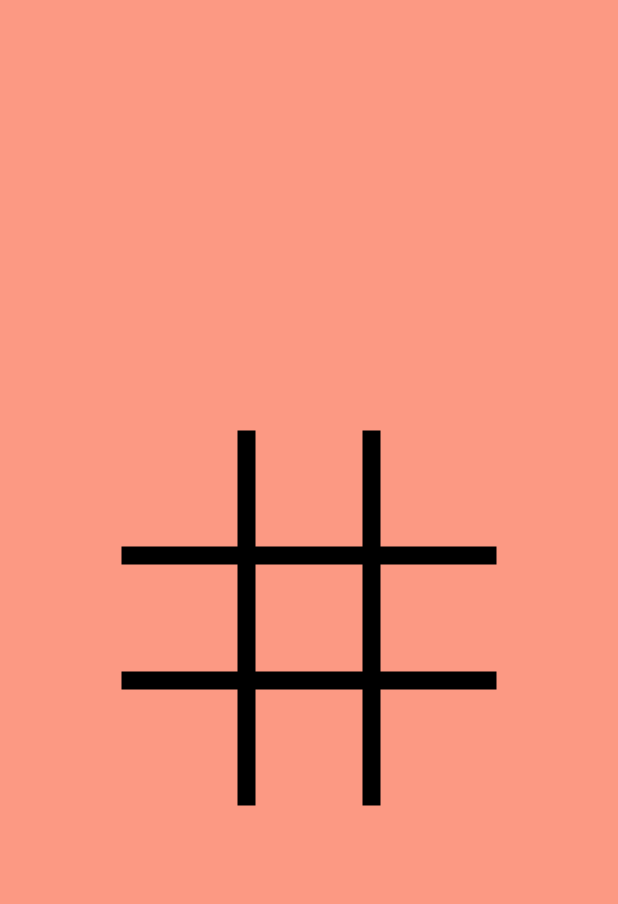
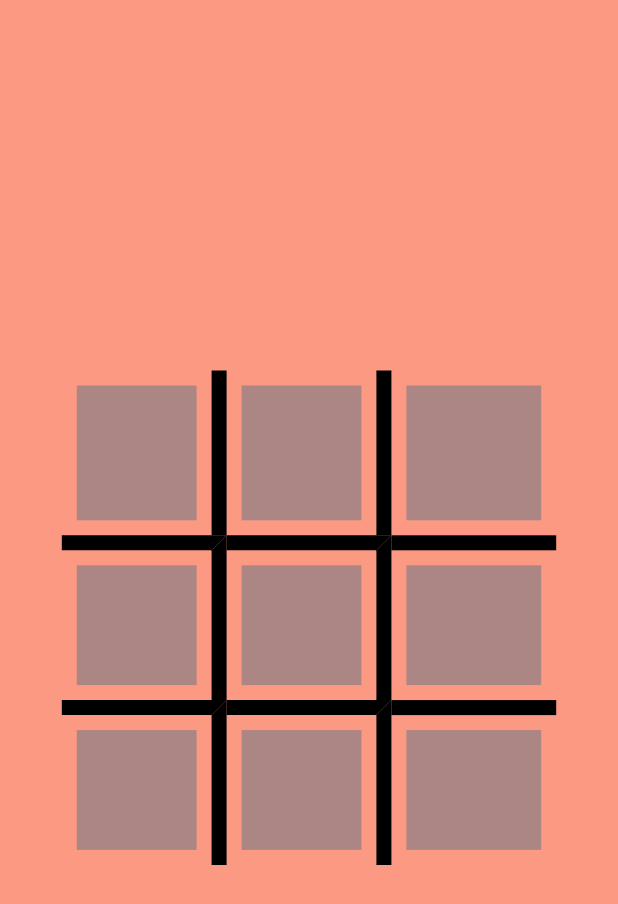
Before and after one commit to essamalrawi/fun_time, a Flutter app: the TicTacToeView screen opened by its route, on a phone screen of 412 x 824 dp. Shown: the top 904 px of the screen. Run offline on Flutter 3.47's test engine with Material 3 defaults, Android fonts, the phone set to English and light mode, and no system bars; our stand-ins replace firebase_core, font_awesome_flutter; accounts and stored records are empty.

Commit message:
part 1  tic tac toe view

```diff
--- a/lib/features/xo/presentation/views/widgets/tic_tac_toe_view_body.dart
+++ b/lib/features/xo/presentation/views/widgets/tic_tac_toe_view_body.dart
@@ -9,37 +9,54 @@ class TicTacToeViewBody extends StatelessWidget {
       mainAxisAlignment: MainAxisAlignment.center,
       children: [
         Center(
-            child: Stack(
-          children: [
-            CustomPaint(
-              size: Size(250, 250),
-              painter: GridPainter(),
+          child: SizedBox(
+            width: MediaQuery.sizeOf(context).width * 0.8,
+            height: 330,
+            child: GridView.count(
+              crossAxisCount: 3,
+              shrinkWrap: true,
+              physics: NeverScrollableScrollPhysics(),
+              children: List.generate(9, (index) {
+                const double borderWidth = 10.0;
+
+                Border border = Border(
+                  top: index >= 3
+                      ? const BorderSide(
+                          color: Colors.black, width: borderWidth)
+                      : BorderSide.none,
+                  right: index % 3 != 2
+                      ? const BorderSide(
+                          color: Colors.black, width: borderWidth)
+                      : BorderSide.none,
+                );
+
+                return Container(
+                  decoration: BoxDecoration(
+                    border: border,
+                  ),
+                  child: XContainerTTicTacToe(),
+                );
+              }),
             ),
-          ],
-        ))
+          ),
+        ),
       ],
     );
   }
 }
 
-class GridPainter extends CustomPainter {
-  @override
-  void paint(Canvas canvas, Size size) {
-    final paint = Paint()
-      ..color = Colors.black
-      ..strokeWidth = 12.0
-      ..style = PaintingStyle.stroke;
-
-    double third = size.width / 3;
-
-    canvas.drawLine(Offset(third, 0), Offset(third, size.height), paint);
-    canvas.drawLine(
-        Offset(2 * third, 0), Offset(2 * third, size.height), paint);
-
-    canvas.drawLine(Offset(0, third), Offset(size.width, third), paint);
-    canvas.drawLine(Offset(0, 2 * third), Offset(size.width, 2 * third), paint);
-  }
+class XContainerTTicTacToe extends StatelessWidget {
+  const XContainerTTicTacToe({super.key});
 
   @override
-  bool shouldRepaint(CustomPainter oldDelegate) => false;
+  Widget build(BuildContext context) {
+    return Padding(
+      padding: EdgeInsets.all(10),
+      child: Container(
+        width: 10,
+        height: 10,
+        color: const Color.fromARGB(255, 172, 133, 133),
+      ),
+    );
+  }
 }
```
Also changed, not shown: 4 other files.
